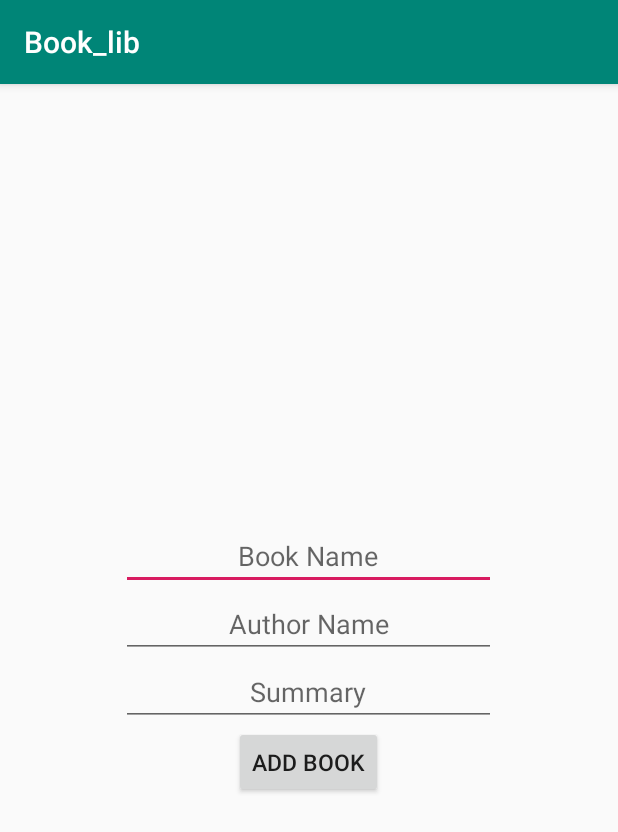
After one commit to nnphong1904/book_lib, an Android app: the addBook_activity screen opened directly, with no data from a screen before it, on a phone screen of 412 x 824 dp. The commit adds this screen. Shown: the top 832 px of the screen. Run offline under Robolectric (Android 15) with nearby library versions, the phone set to English and light mode, and no system bars.

Commit message:
Done add_book function

```diff
--- a/app/src/main/java/com/example/book_lib/BookAdapter.java
+++ b/app/src/main/java/com/example/book_lib/BookAdapter.java
@@ -20,7 +20,7 @@ public class BookAdapter extends RecyclerView.Adapter<BookAdapter.ViewHolder> {
     private RecyclerView mRecylerview;
     private Context myContext;
     public static final String EXTRA_INDEX="com.example.book_lib.EXTRA_INDEX";
-    private int landscape=2131165271;
+    private int landscape=2131165279;
     ItemClicked activity;
 
     public interface ItemClicked{
@@ -54,9 +54,10 @@ public class BookAdapter extends RecyclerView.Adapter<BookAdapter.ViewHolder> {
             itemView.setOnClickListener(new View.OnClickListener() {
                 @Override
                 public void onClick(View v) {
-                    System.out.println(mRecylerview.getId());
+                    System.out.println("New ID: "+mRecylerview.getId());
                     if (mRecylerview.getId()==landscape)
                     {
+
                         activity.onItemClicked(books.indexOf((Book) itemView.getTag()));
 
                     }
--- a/app/src/main/java/com/example/book_lib/BookListFrag_Portrait.java
+++ b/app/src/main/java/com/example/book_lib/BookListFrag_Portrait.java
@@ -46,4 +46,7 @@ public class BookListFrag_Portrait extends Fragment {
         myAdapter=new BookAdapter(this.getActivity(),ApplicationClass.bookArrayList);
         recyclerView.setAdapter(myAdapter);
     }
+    public void notifyDataChanged(){
+        myAdapter.notifyDataSetChanged();
+    }
 }
--- /dev/null
+++ b/app/src/main/java/com/example/book_lib/addBook_activity.java
@@ -0,0 +1,81 @@
+package com.example.book_lib;
+
+import android.content.Intent;
+import android.support.v4.app.Fragment;
+import android.support.v4.app.FragmentManager;
+import android.support.v7.app.AppCompatActivity;
+import android.os.Bundle;
+import android.view.View;
+import android.widget.Button;
+import android.widget.EditText;
+import android.widget.Toast;
+
+public class addBook_activity extends AppCompatActivity {
+//    Intent intent=getIntent();
+//    int screenModeNo=intent.getIntExtra(MainActivity.EXTRA_SCREENMODE,0);
+    EditText bookname,author,summary;
+    Button addbook;
+    BookListFrag bookListFrag=null;
+    BookListFrag_Portrait bookListFrag_portrait=null;
+    FragmentManager fragmentManager;
+    @Override
+    protected void onCreate(Bundle savedInstanceState) {
+        super.onCreate(savedInstanceState);
+        setContentView(R.layout.activity_add_book_activity);
+        bookname=findViewById(R.id.edBookName);
+        author=findViewById(R.id.edAuthorName);
+        summary=findViewById(R.id.edSummary);
+
+        addbook=findViewById(R.id.addBook);
+
+        fragmentManager=this.getSupportFragmentManager();
+
+            if (MainActivity.bookListFrag!=null){
+                bookListFrag= MainActivity.bookListFrag;
+                System.out.println("LAYOUT ID LANDSCAPE: "+ bookListFrag.getId());
+            }
+            else {
+                bookListFrag_portrait=MainActivity.bookListFrag_portrait;
+                System.out.println("LAYOUT ID PORTRAIT: "+ bookListFrag_portrait.getId());
+            }
+
+//            bookListFrag_portrait=MainActivity.bookListFrag_portrait;
+//
+            addbook.setOnClickListener(new View.OnClickListener() {
+            @Override
+            public void onClick(View v) {
+                if (bookname.getText().toString().isEmpty()||author.getText().toString().isEmpty()||summary.getText().toString().isEmpty())
+                {
+                    Toast.makeText(addBook_activity.this,"Please enter all the fields",Toast.LENGTH_SHORT).show();
+                }
+                else {
+                    Book newBook= new Book(bookname.getText().toString().trim(),author.getText().toString().trim(),summary.getText().toString().trim());
+                    ApplicationClass.bookArrayList.add(newBook);
+                    System.out.println("New Book is: "+ newBook.getName()+" "+newBook.getAuthor()+" "+newBook.getSummary()+" "+"New Size: " +ApplicationClass.bookArrayList.size());
+                    Toast.makeText(addBook_activity.this,"A new book is added",Toast.LENGTH_SHORT).show();
+                    bookname.setText(null);
+                    author.setText(null);
+                    summary.setText(null);
+                    if (bookListFrag!=null) {
+                        bookListFrag.notifyDataChanged();
+                        System.out.println("DATA IN LANDSCAPE MODE CHANGED");
+                        backToMainActivity();
+                    }
+                    else{
+                        bookListFrag_portrait.notifyDataChanged();
+                        System.out.println("DATA IN PORTRAIT MODE CHANGED");
+                        backToMainActivity();
+                    }
+//                   System.out.println("Size data:  "+ApplicationClass.bookArrayList.size());
+//
+                }
+            }
+
+     });
+    }
+
+    private void backToMainActivity() {
+        Intent intent= new Intent(this,MainActivity.class);
+        startActivity(intent);
+    }
+}
--- /dev/null
+++ b/app/src/main/java/com/example/book_lib/addItem_Frag.java
@@ -0,0 +1,29 @@
+package com.example.book_lib;
+
+
+import android.os.Bundle;
+import android.support.v4.app.Fragment;
+import android.view.LayoutInflater;
+import android.view.View;
+import android.view.ViewGroup;
+
+
+/**
+ * A simple {@link Fragment} subclass.
+ */
+public class addItem_Frag extends Fragment {
+
+
+    public addItem_Frag() {
+        // Required empty public constructor
+    }
+
+
+    @Override
+    public View onCreateView(LayoutInflater inflater, ViewGroup container,
+                             Bundle savedInstanceState) {
+        // Inflate the layout for this fragment
+        return inflater.inflate(R.layout.fragment_add_item_, container, false);
+    }
+
+}
--- /dev/null
+++ b/app/src/main/res/layout/activity_add_book_activity.xml
@@ -0,0 +1,18 @@
+<?xml version="1.0" encoding="utf-8"?>
+<LinearLayout xmlns:android="http://schemas.android.com/apk/res/android"
+    xmlns:app="http://schemas.android.com/apk/res-auto"
+    xmlns:tools="http://schemas.android.com/tools"
+    android:layout_width="match_parent"
+    android:layout_height="match_parent"
+    tools:context=".addBook_activity"
+    android:orientation="horizontal">
+
+    <fragment
+        android:id="@+id/addBookFrag"
+        android:name="com.example.book_lib.addItem_Frag"
+        android:layout_width="wrap_content"
+        android:layout_height="wrap_content"
+        android:layout_weight="1"
+        tools:layout="@layout/fragment_add_item_"
+        android:layout_gravity="center_vertical"/>
+</LinearLayout>
--- /dev/null
+++ b/app/src/main/res/layout/fragment_add_item_.xml
@@ -0,0 +1,48 @@
+<?xml version="1.0" encoding="utf-8"?>
+<LinearLayout xmlns:android="http://schemas.android.com/apk/res/android"
+    xmlns:tools="http://schemas.android.com/tools"
+    android:layout_width="match_parent"
+    android:layout_height="match_parent"
+    tools:context=".addItem_Frag"
+    android:orientation="horizontal">
+
+    <LinearLayout
+        android:layout_width="match_parent"
+        android:layout_height="wrap_content"
+        android:orientation="vertical"
+        android:layout_gravity="center_vertical">
+
+        <EditText
+            android:id="@+id/edBookName"
+            android:layout_width="250dp"
+            android:layout_height="wrap_content"
+            android:layout_gravity="center_horizontal"
+            android:hint="Book Name"
+            android:textAlignment="center" />
+
+        <EditText
+            android:id="@+id/edAuthorName"
+            android:layout_width="250dp"
+            android:layout_height="wrap_content"
+            android:layout_gravity="center_horizontal"
+            android:hint="Author Name"
+            android:textAlignment="center" />
+
+        <EditText
+            android:id="@+id/edSummary"
+            android:layout_width="250dp"
+            android:layout_height="wrap_content"
+            android:layout_gravity="center_horizontal"
+            android:hint="Summary"
+            android:textAlignment="center" />
+
+        <Button
+            android:id="@+id/addBook"
+            android:layout_width="wrap_content"
+            android:layout_height="wrap_content"
+            android:layout_gravity="center_horizontal"
+            android:text="ADD BOOK"
+            android:textSize="15dp" />
+    </LinearLayout>
+
+</LinearLayout>
```
Also changed, not shown: app/src/main/AndroidManifest.xml (+6 -3 lines), app/src/main/java/com/example/book_lib/BookListFrag.java (+5 -74 lines), app/src/main/java/com/example/book_lib/MainActivity.java (+51 -8 lines), app/src/main/res/drawable-anydpi/ic_button.xml (added, +10 -0 lines), app/src/main/res/drawable/button_background.xml (added, +10 -0 lines), app/src/main/res/layout-land/activity_main.xml (+20 -10 lines), app/src/main/res/layout/activity_main.xml (+19 -11 lines), app/src/main/res/drawable-hdpi/ic_button.png (added), app/src/main/res/drawable-mdpi/ic_button.png (added), app/src/main/res/drawable-xhdpi/ic_button.png (added), app/src/main/res/drawable-xxhdpi/ic_button.png (added).
